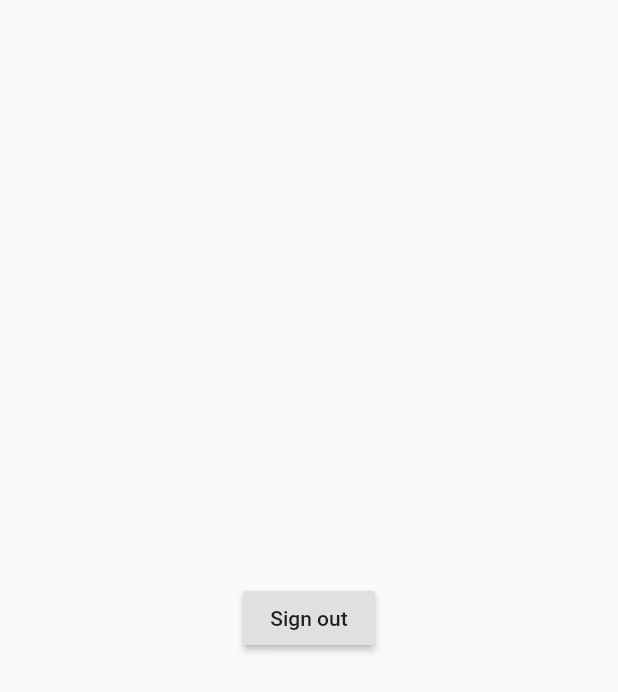
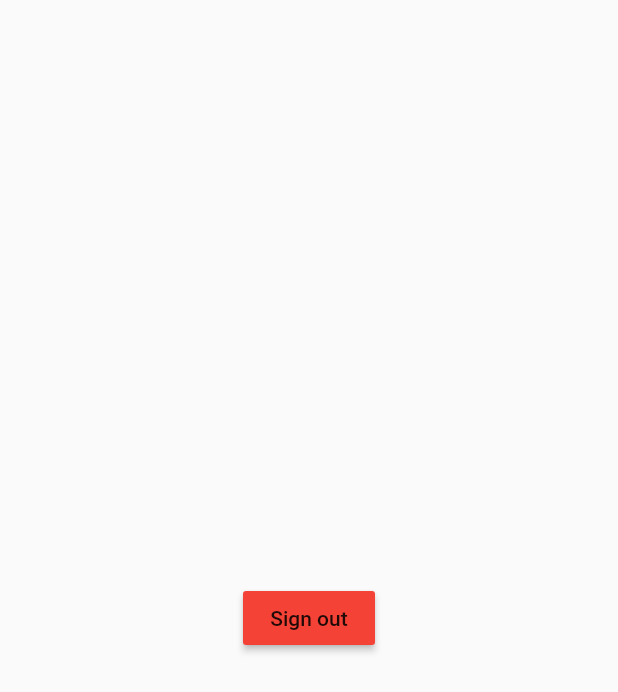
Before and after one commit to M0XEL/CookingApp, a Flutter app: the screen it shows once a user with an empty profile is signed in, after a tap on "Sign out", on a phone screen of 412 x 824 dp. Shown: the top 692 px of the screen. Run offline on Flutter 3.47's test engine with Material 2 defaults, Android fonts, the phone set to English and light mode, and no system bars; our stand-ins replace cloud_firestore, firebase_auth, google_sign_in; accounts and stored records are empty; network calls fail.

Commit message:
add colored Buttons

```diff
--- a/lib/screens/login/HomePage.dart
+++ b/lib/screens/login/HomePage.dart
@@ -9,6 +9,7 @@ class HomePage extends StatelessWidget {
       body: Center(
         child: RaisedButton(
           child: Text('Sign out'),
+          color: Colors.red,
           onPressed: _signOut,
         ),
       ),
--- a/lib/screens/login/LoginPage.dart
+++ b/lib/screens/login/LoginPage.dart
@@ -16,6 +16,7 @@ class LoginPage extends StatelessWidget {
       body: Center(
         child: RaisedButton(
           child: Text('Sign in'),
+          color: Colors.green,
           onPressed: _signInAnonymously,
         ),
       ),
```
Also changed, not shown: 1 other file.
